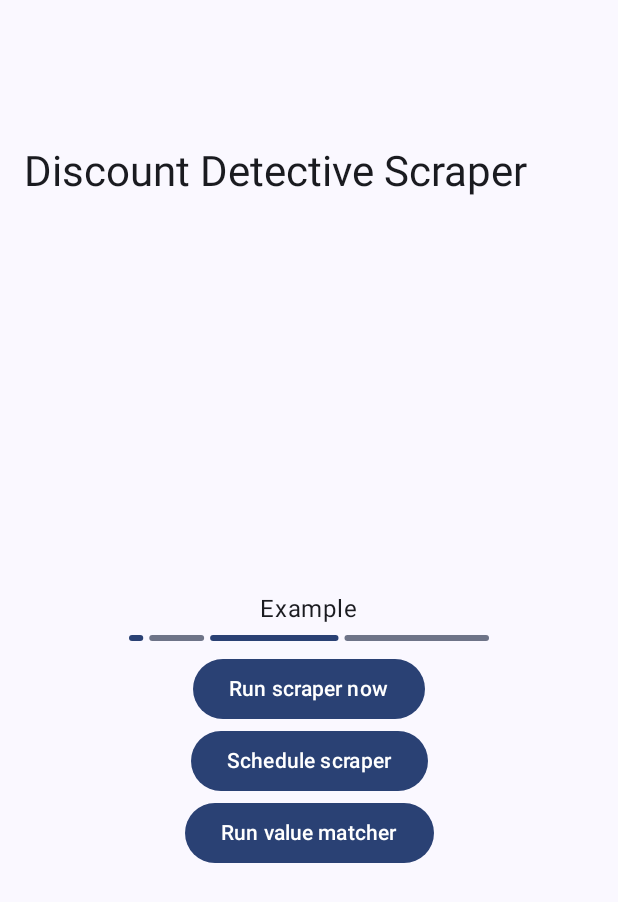
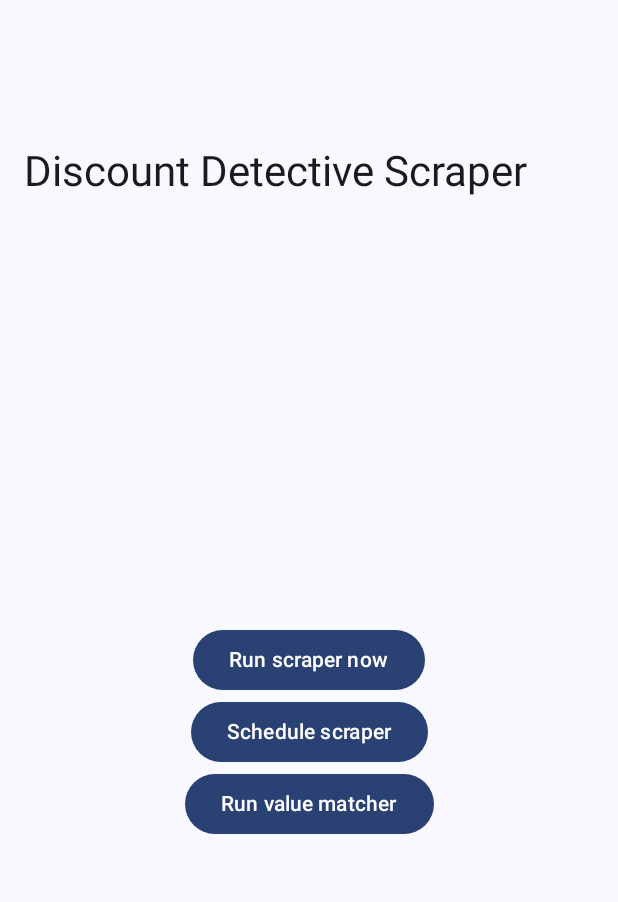
Before and after one commit to SheaSmith/discount-detective, an Android app built with Jetpack Compose: the composable MainScreen called with empty values, on a phone screen of 412 x 824 dp. Shown: the top 902 px of the screen. Run offline under Robolectric (Android 15) with nearby library versions, the phone set to English and light mode, and no system bars; our stand-ins replace Dagger/Hilt's generated code, Firebase (no records; nobody signed in at launch, a user with empty details on screens opened directly), Room's generated code; libraries missing offline, so code that uses them is left out: com.firebase.ui; 2 statements that could not run were skipped.

Commit message:
Remote old UI items from the scraper app

```diff
--- a/scraperapp/src/main/java/com/example/cosc345/scraperapp/MainActivity.kt
+++ b/scraperapp/src/main/java/com/example/cosc345/scraperapp/MainActivity.kt
@@ -19,7 +19,6 @@ import androidx.compose.ui.Alignment
 import androidx.compose.ui.Modifier
 import androidx.compose.ui.platform.LocalContext
 import androidx.compose.ui.tooling.preview.Preview
-import androidx.compose.ui.unit.dp
 import androidx.core.view.WindowCompat
 import androidx.lifecycle.viewmodel.compose.viewModel
 import androidx.work.*
@@ -77,16 +76,6 @@ fun MainScreen(
                     .padding(innerPadding)
                     .fillMaxSize()
             ) {
-                Text(
-                    text = "Example",
-                    style = MaterialTheme.typography.bodyLarge
-                )
-                LinearProgressIndicator(
-                    modifier = Modifier.padding(
-                        horizontal = 0.dp,
-                        vertical = 8.dp
-                    )
-                )
                 // https://stackoverflow.com/questions/64362801/how-to-handle-visibility-of-a-text-in-jetpack-compose
                 AnimatedVisibility(visible = viewModel.showLogin) {
                     Button(onClick = {
```
